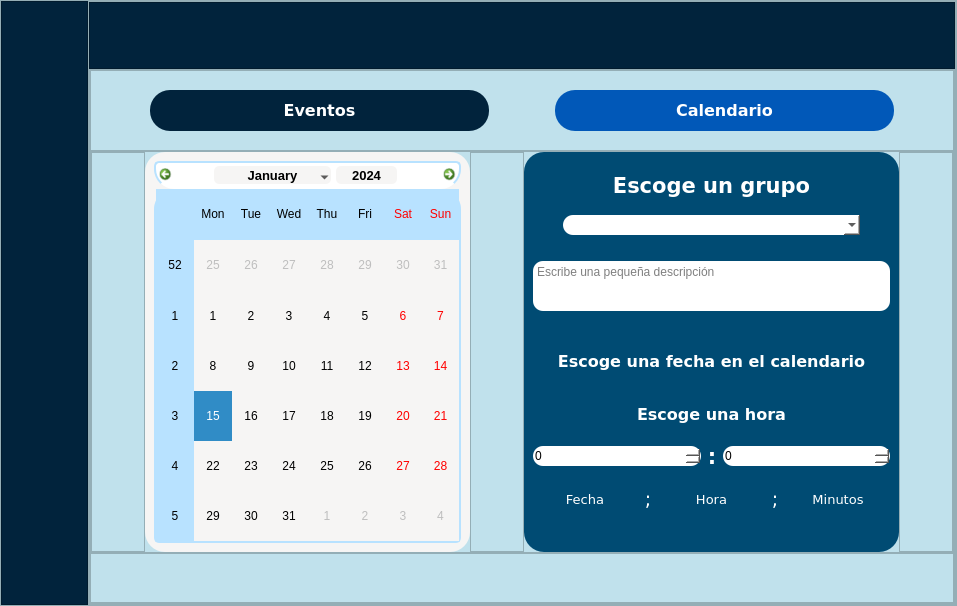
Old version of the form src/resources/interface/Ventana_Eventos_2.ui in the repository Yosoyepa/MyUnApp.
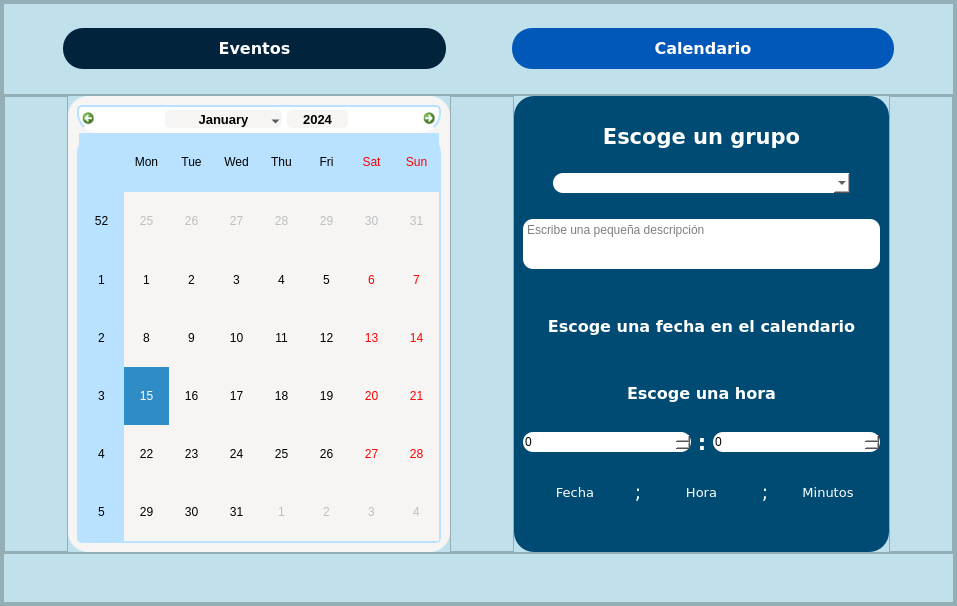
New version of the form. Icons and pictures are not drawn.

Patch:
```diff
--- a/src/resources/interface/Ventana_Eventos_2.ui
+++ b/src/resources/interface/Ventana_Eventos_2.ui
@@ -63,166 +63,6 @@
        <property name="bottomMargin">
         <number>0</number>
        </property>
-       <item>
-        <widget class="QFrame" name="frame_5">
-         <property name="styleSheet">
-          <string notr="true">background-color: rgb(1, 35, 60);</string>
-         </property>
-         <property name="frameShape">
-          <enum>QFrame::StyledPanel</enum>
-         </property>
-         <property name="frameShadow">
-          <enum>QFrame::Raised</enum>
-         </property>
-         <layout class="QVBoxLayout" name="verticalLayout_3">
-          <property name="spacing">
-           <number>0</number>
-          </property>
-          <property name="leftMargin">
-           <number>0</number>
-          </property>
-          <property name="topMargin">
-           <number>0</number>
-          </property>
-          <property name="rightMargin">
-           <number>0</number>
-          </property>
-          <property name="bottomMargin">
-           <number>0</number>
-          </property>
-          <item>
-           <widget class="QPushButton" name="pushMenu">
-            <property name="minimumSize">
-             <size>
-              <width>80</width>
-              <height>80</height>
-             </size>
-            </property>
-            <property name="text">
-             <string/>
-            </property>
-            <property name="icon">
-             <iconset resource="../QRC/imagenesInicioSesion.qrc">
-              <normaloff>:/newPrefix/Icons/Exterior.png</normaloff>:/newPrefix/Icons/Exterior.png</iconset>
-            </property>
-            <property name="iconSize">
-             <size>
-              <width>80</width>
-              <height>80</height>
-             </size>
-            </property>
-            <property name="flat">
-             <bool>true</bool>
-            </property>
-           </widget>
-          </item>
-          <item>
-           <widget class="QPushButton" name="pushGrupos">
-            <property name="minimumSize">
-             <size>
-              <width>80</width>
-              <height>80</height>
-             </size>
-            </property>
-            <property name="text">
-             <string/>
-            </property>
-            <property name="icon">
-             <iconset resource="../QRC/imagenesInicioSesion.qrc">
-              <normaloff>:/newPrefix/Icons/User_Groups_Icon.png</normaloff>:/newPrefix/Icons/User_Groups_Icon.png</iconset>
-            </property>
-            <property name="iconSize">
-             <size>
-              <width>80</width>
-              <height>80</height>
-             </size>
-            </property>
-            <property name="flat">
-             <bool>true</bool>
-            </property>
-           </widget>
-          </item>
-          <item>
-           <widget class="QPushButton" name="pushChat">
-            <property name="minimumSize">
-             <size>
-              <width>80</width>
-              <height>80</height>
-             </size>
-            </property>
-            <property name="text">
-             <string/>
-            </property>
-            <property name="icon">
-             <iconset resource="../QRC/imagenesInicioSesion.qrc">
-              <normaloff>:/newPrefix/Icons/Chat_Room_Icon.png</normaloff>:/newPrefix/Icons/Chat_Room_Icon.png</iconset>
-            </property>
-            <property name="iconSize">
-             <size>
-              <width>80</width>
-              <height>80</height>
-             </size>
-            </property>
-            <property name="flat">
-             <bool>true</bool>
-            </property>
-           </widget>
-          </item>
-          <item>
-           <widget class="QPushButton" name="pushEventos">
-            <property name="minimumSize">
-             <size>
-              <width>80</width>
-              <height>80</height>
-             </size>
-            </property>
-            <property name="text">
-             <string/>
-            </property>
-            <property name="icon">
-             <iconset resource="../QRC/imagenesInicioSesion.qrc">
-              <normaloff>:/newPrefix/Icons/Events_Icon.png</normaloff>:/newPrefix/Icons/Events_Icon.png</iconset>
-            </property>
-            <property name="iconSize">
-             <size>
-              <width>80</width>
-              <height>80</height>
-             </size>
-            </property>
-            <property name="flat">
-             <bool>true</bool>
-            </property>
-           </widget>
-          </item>
-          <item>
-           <widget class="QPushButton" name="pushAjustes">
-            <property name="minimumSize">
-             <size>
-              <width>80</width>
-              <height>80</height>
-             </size>
-            </property>
-            <property name="text">
-             <string/>
-            </property>
-            <property name="icon">
-             <iconset resource="../QRC/imagenesInicioSesion.qrc">
-              <normaloff>:/newPrefix/Icons/Adjust_Icon.png</normaloff>:/newPrefix/Icons/Adjust_Icon.png</iconset>
-            </property>
-            <property name="iconSize">
-             <size>
-              <width>80</width>
-              <height>80</height>
-             </size>
-            </property>
-            <property name="flat">
-             <bool>true</bool>
-            </property>
-           </widget>
-          </item>
-         </layout>
-        </widget>
-       </item>
        <item>
         <widget class="QFrame" name="frame_2">
          <property name="frameShape">
@@ -247,19 +87,6 @@
           <property name="bottomMargin">
            <number>0</number>
           </property>
-          <item>
-           <widget class="QFrame" name="frame_3">
-            <property name="styleSheet">
-             <string notr="true">background-color: rgb(1, 35, 60);</string>
-            </property>
-            <property name="frameShape">
-             <enum>QFrame::StyledPanel</enum>
-            </property>
-            <property name="frameShadow">
-             <enum>QFrame::Raised</enum>
-            </property>
-           </widget>
-          </item>
           <item>
            <widget class="QFrame" name="frame_4">
             <property name="frameShape">
@@ -865,8 +692,8 @@
                       <string>&lt;!DOCTYPE HTML PUBLIC &quot;-//W3C//DTD HTML 4.0//EN&quot; &quot;http://www.w3.org/TR/REC-html40/strict.dtd&quot;&gt;
 &lt;html&gt;&lt;head&gt;&lt;meta name=&quot;qrichtext&quot; content=&quot;1&quot; /&gt;&lt;style type=&quot;text/css&quot;&gt;
 p, li { white-space: pre-wrap; }
-&lt;/style&gt;&lt;/head&gt;&lt;body style=&quot; font-family:'Fira Sans Semi-Light'; font-size:10pt; font-weight:400; font-style:normal;&quot;&gt;
-&lt;p style=&quot;-qt-paragraph-type:empty; margin-top:0px; margin-bottom:0px; margin-left:0px; margin-right:0px; -qt-block-indent:0; text-indent:0px;&quot;&gt;&lt;br /&gt;&lt;/p&gt;&lt;/body&gt;&lt;/html&gt;</string>
+&lt;/style&gt;&lt;/head&gt;&lt;body style=&quot; font-family:'MS Shell Dlg 2'; font-size:8.25pt; font-weight:400; font-style:normal;&quot;&gt;
+&lt;p style=&quot;-qt-paragraph-type:empty; margin-top:0px; margin-bottom:0px; margin-left:0px; margin-right:0px; -qt-block-indent:0; text-indent:0px; font-family:'Fira Sans Semi-Light'; font-size:10pt;&quot;&gt;&lt;br /&gt;&lt;/p&gt;&lt;/body&gt;&lt;/html&gt;</string>
                      </property>
                      <property name="placeholderText">
                       <string>Escribe una pequeña descripción</string>
```
Left out of the diff: 4 changed lines with no effect on the pictures.
